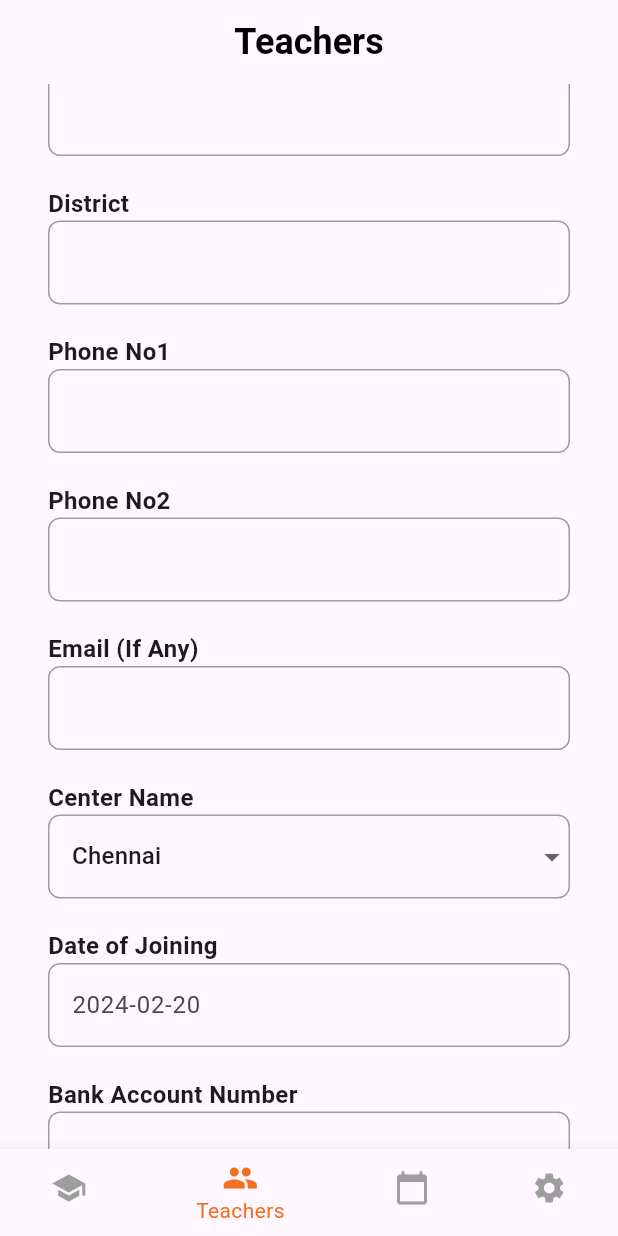
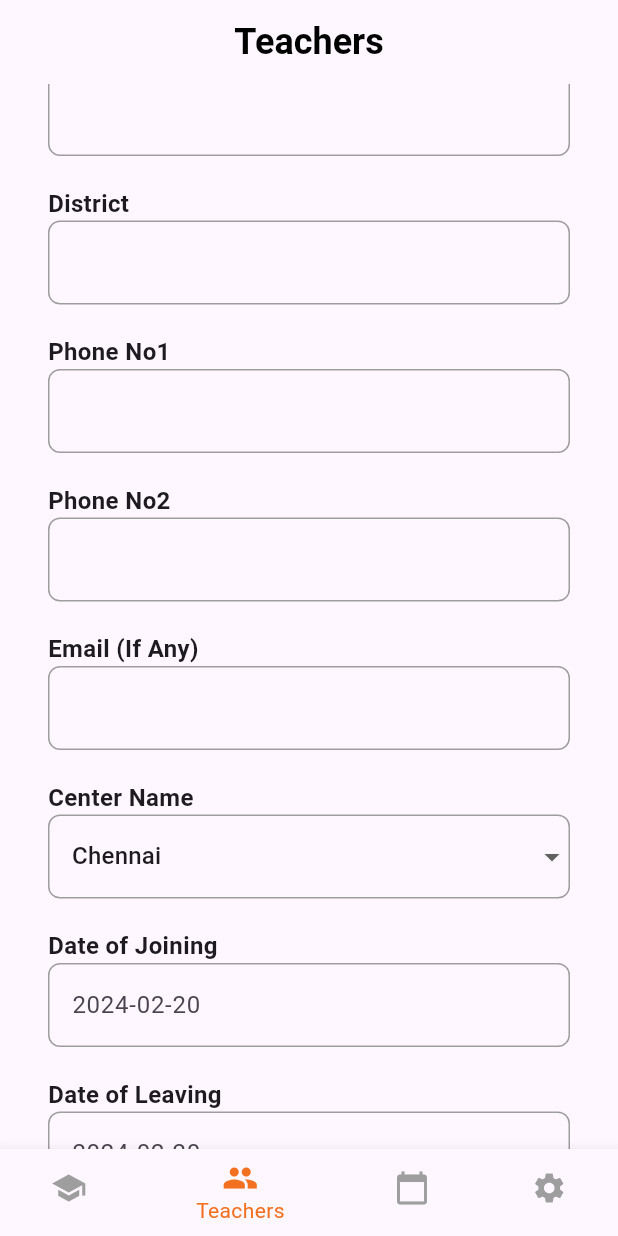
Before and after one commit to indira1vik/attendance_app_ui, a Flutter app: the HomePage screen opened directly, item 2 of the bottom bar chosen, scrolled down 1152 dp, on a phone screen of 412 x 824 dp. Run offline on Flutter 3.47's test engine with Material 3 defaults, Android fonts, the phone set to English and light mode, and no system bars; network calls fail.

Commit message:
added dates

```diff
--- a/lib/home_elements/teacher.dart
+++ b/lib/home_elements/teacher.dart
@@ -85,8 +85,8 @@ class _TeacherPageState extends State<TeacherPage> {
           "tchr_ph_two": _phoneno2Controller.text,
           "tchr_email": _emailController.text,
           "tchr_center": _selectedcenter,
-          // "tchr_doj": formattedDate1,
-          // "tchr_dol": formattedDate2,
+          "tchr_doj": formattedDate1,
+          "tchr_dol": formattedDate2,
           "tchr_bankacc": _bankaccController.text,
           "tchr_bankname": _banknameController.text,
           "tchr_branch": _bankbranchController.text,
@@ -322,7 +322,27 @@ class _TeacherPageState extends State<TeacherPage> {
           Text('Date of Joining', style: subTitleDesign()),
           TextFormField(
             decoration: InputDecoration(
-              hintText: "${_selectedDate.toLocal()}".split(' ')[0],
+              hintText: "${_selectedDateJoin.toLocal()}".split(' ')[0],
+              focusedBorder: OutlineInputBorder(
+                borderSide: const BorderSide(color: Color(0xFFF27121)),
+                borderRadius: BorderRadius.circular(8),
+              ),
+              enabledBorder: OutlineInputBorder(
+                borderSide: const BorderSide(color: Colors.grey),
+                borderRadius: BorderRadius.circular(8),
+              ),
+            ),
+            readOnly: true,
+            onTap: _pickDate,
+          ),
+          const SizedBox(height: 20),
+          // ---------------------------------------------
+
+
+          Text('Date of Leaving', style: subTitleDesign()),
+          TextFormField(
+            decoration: InputDecoration(
+              hintText: "${_selectedDateLeave.toLocal()}".split(' ')[0],
               focusedBorder: OutlineInputBorder(
                 borderSide: const BorderSide(color: Color(0xFFF27121)),
                 borderRadius: BorderRadius.circular(8),
```
